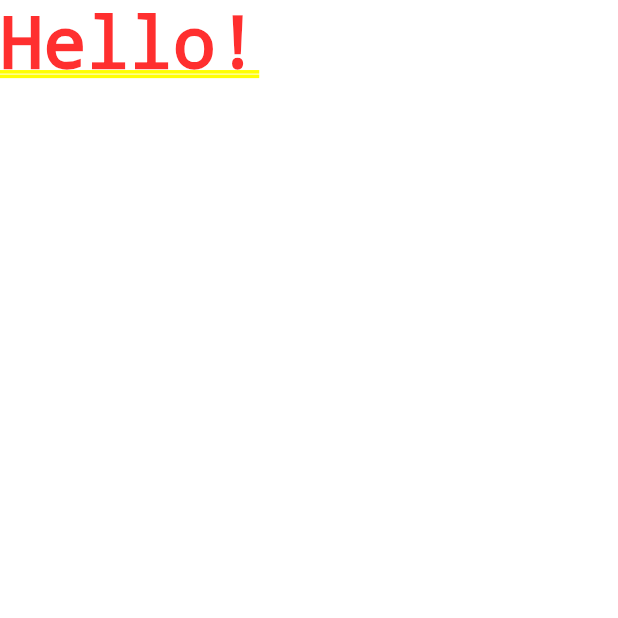
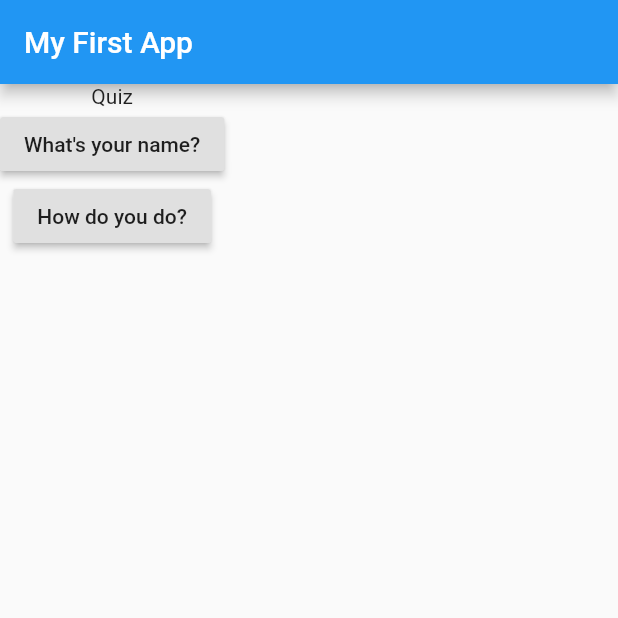
Before and after one commit to Flutter-Streamliner/SimpleQuizApp, a Flutter app: the screen it shows after launch, on a phone screen of 412 x 824 dp, the top half of it. Run offline on Flutter 3.47's test engine with Material 2 defaults, Android fonts, the phone set to English and light mode, and no system bars.

Commit message:
Adding Layout Widgets

```diff
--- a/lib/main.dart
+++ b/lib/main.dart
@@ -1,16 +1,30 @@
 import 'package:flutter/material.dart';
 
-main() {
-  runApp(MyApp());
-}
+main() => runApp(MyApp());
 
 class MyApp extends StatelessWidget {
-
   @override
   Widget build(BuildContext context) {
+    var questions = ['What\'s your name?', 'How do you do?'];
     return MaterialApp(
-      home: Text('Hello!'),
+      home: Scaffold(
+        appBar: AppBar(
+          title: Text('My First App'),
+        ),
+        body: Column(
+          children: <Widget>[
+            Text('Quiz'),
+            RaisedButton(
+              child: Text(questions[0]),
+              onPressed: () {},
+            ),
+            RaisedButton(
+              child: Text(questions[1]),
+              onPressed: () {},
+            ),
+          ],
+        ),
+      ),
     );
   }
-
 }
```
